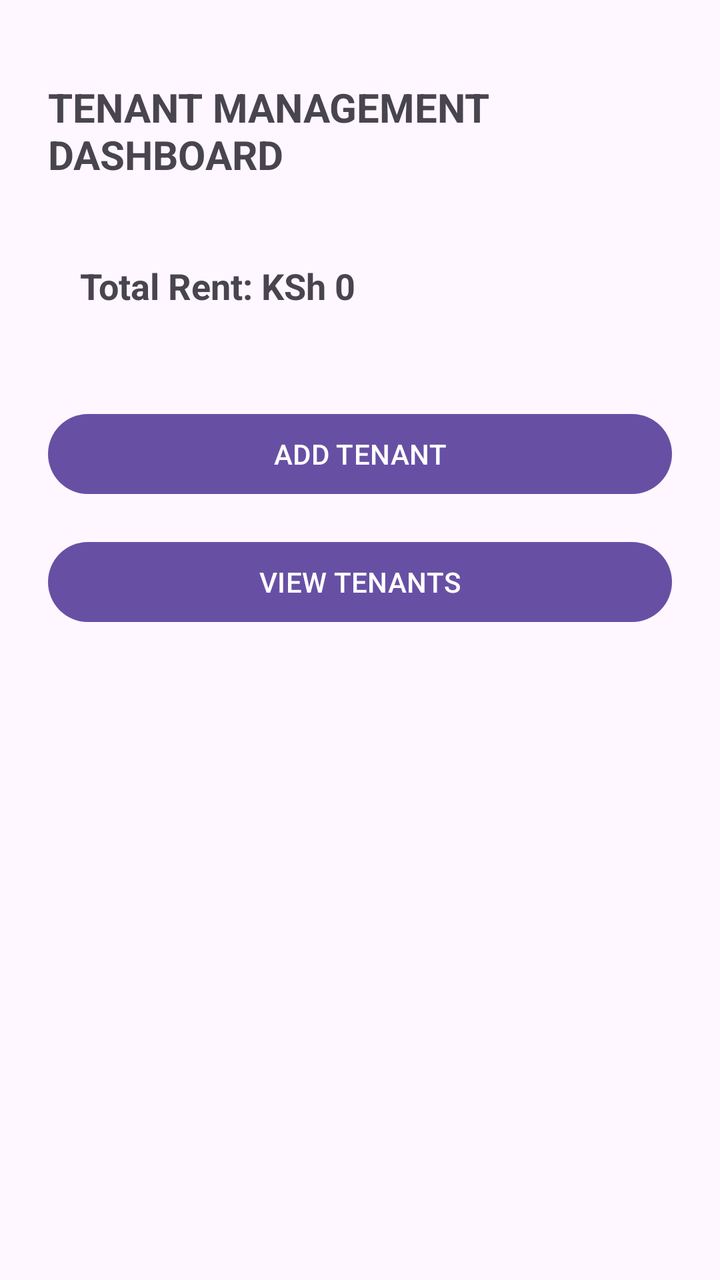
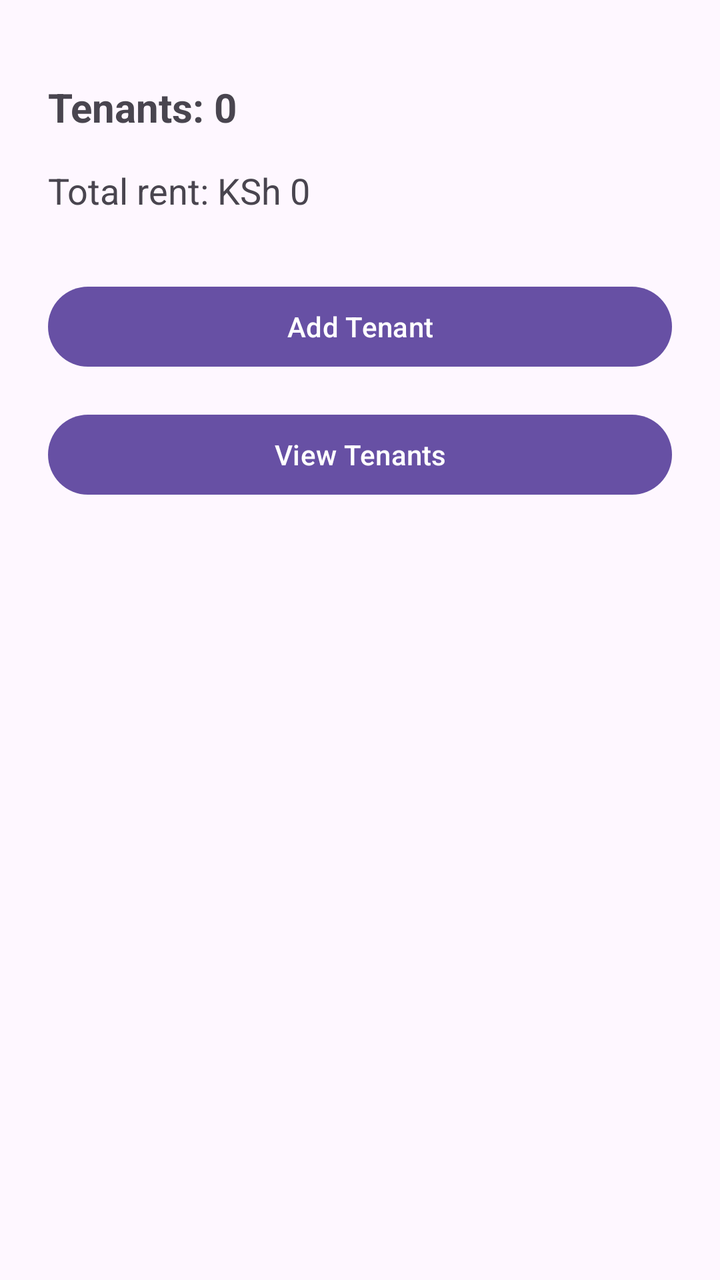

The first picture is an Android layout as it rendered before a commit; the second is the same layout after the commit. The layout source and the unified diff follow.
<!-- AndroidManifest.xml: application theme Theme.TenantMangementSystem -->
<!-- res/layout/fragment_dashboard.xml -->
<?xml version="1.0" encoding="utf-8"?>
<androidx.constraintlayout.widget.ConstraintLayout xmlns:android="http://schemas.android.com/apk/res/android"
    xmlns:app="http://schemas.android.com/apk/res-auto"
    android:layout_width="match_parent"
    android:layout_height="match_parent"
    android:padding="24dp">

    <TextView
        android:id="@+id/dashboardTitleTextView"
        android:layout_width="0dp"
        android:layout_height="wrap_content"
        android:layout_marginTop="16dp"
        android:text="TENANT MANAGEMENT DASHBOARD"
        android:textSize="20sp"
        android:textStyle="bold"
        app:layout_constraintEnd_toEndOf="parent"
        app:layout_constraintStart_toStartOf="parent"
        app:layout_constraintTop_toTopOf="parent" />

    <TextView
        android:id="@+id/totalRentSummaryTextView"
        android:layout_width="0dp"
        android:layout_height="wrap_content"
        android:layout_marginTop="24dp"
        android:background="?attr/selectableItemBackground"
        android:padding="16dp"
        android:text="Total Rent: KSh 0"
        android:textSize="18sp"
        android:textStyle="bold"
        app:layout_constraintEnd_toEndOf="parent"
        app:layout_constraintStart_toStartOf="parent"
        app:layout_constraintTop_toBottomOf="@id/dashboardTitleTextView" />

    <Button
        android:id="@+id/navigateAddTenantButton"
        android:layout_width="0dp"
        android:layout_height="wrap_content"
        android:layout_marginTop="32dp"
        android:minHeight="48dp"
        android:text="ADD TENANT"
        app:layout_constraintEnd_toEndOf="parent"
        app:layout_constraintStart_toStartOf="parent"
        app:layout_constraintTop_toBottomOf="@id/totalRentSummaryTextView" />

    <Button
        android:id="@+id/navigateViewTenantsButton"
        android:layout_width="0dp"
        android:layout_height="wrap_content"
        android:layout_marginTop="16dp"
        android:minHeight="48dp"
        android:text="VIEW TENANTS"
        app:layout_constraintEnd_toEndOf="parent"
        app:layout_constraintStart_toStartOf="parent"
        app:layout_constraintTop_toBottomOf="@id/navigateAddTenantButton" />

</androidx.constraintlayout.widget.ConstraintLayout>
<!-- resources referenced by this layout -->
<resources>
  <style name="Theme.TenantMangementSystem" parent="Base.Theme.TenantMangementSystem" />
  <style name="Base.Theme.TenantMangementSystem" parent="Theme.Material3.DayNight.NoActionBar">
          
          
      </style>
</resources>

<!-- the commit's change to res/layout/fragment_dashboard.xml (unified diff, before → after) -->
@@ -6,11 +6,11 @@
     android:padding="24dp">
 
     <TextView
-        android:id="@+id/dashboardTitleTextView"
+        android:id="@+id/tenantCountTextView"
         android:layout_width="0dp"
         android:layout_height="wrap_content"
         android:layout_marginTop="16dp"
-        android:text="TENANT MANAGEMENT DASHBOARD"
+        android:text="Tenants: 0"
         android:textSize="20sp"
         android:textStyle="bold"
         app:layout_constraintEnd_toEndOf="parent"
@@ -18,39 +18,36 @@
         app:layout_constraintTop_toTopOf="parent" />
 
     <TextView
-        android:id="@+id/totalRentSummaryTextView"
+        android:id="@+id/totalRentTextView"
         android:layout_width="0dp"
         android:layout_height="wrap_content"
-        android:layout_marginTop="24dp"
-        android:background="?attr/selectableItemBackground"
-        android:padding="16dp"
-        android:text="Total Rent: KSh 0"
+        android:layout_marginTop="16dp"
+        android:text="Total rent: KSh 0"
         android:textSize="18sp"
-        android:textStyle="bold"
         app:layout_constraintEnd_toEndOf="parent"
         app:layout_constraintStart_toStartOf="parent"
-        app:layout_constraintTop_toBottomOf="@id/dashboardTitleTextView" />
+        app:layout_constraintTop_toBottomOf="@id/tenantCountTextView" />
 
     <Button
-        android:id="@+id/navigateAddTenantButton"
+        android:id="@+id/addTenantButton"
         android:layout_width="0dp"
         android:layout_height="wrap_content"
         android:layout_marginTop="32dp"
         android:minHeight="48dp"
-        android:text="ADD TENANT"
+        android:text="Add Tenant"
         app:layout_constraintEnd_toEndOf="parent"
         app:layout_constraintStart_toStartOf="parent"
-        app:layout_constraintTop_toBottomOf="@id/totalRentSummaryTextView" />
+        app:layout_constraintTop_toBottomOf="@id/totalRentTextView" />
 
     <Button
-        android:id="@+id/navigateViewTenantsButton"
+        android:id="@+id/viewTenantsButton"
         android:layout_width="0dp"
         android:layout_height="wrap_content"
         android:layout_marginTop="16dp"
         android:minHeight="48dp"
-        android:text="VIEW TENANTS"
+        android:text="View Tenants"
         app:layout_constraintEnd_toEndOf="parent"
         app:layout_constraintStart_toStartOf="parent"
-        app:layout_constraintTop_toBottomOf="@id/navigateAddTenantButton" />
+        app:layout_constraintTop_toBottomOf="@id/addTenantButton" />
 
 </androidx.constraintlayout.widget.ConstraintLayout>
